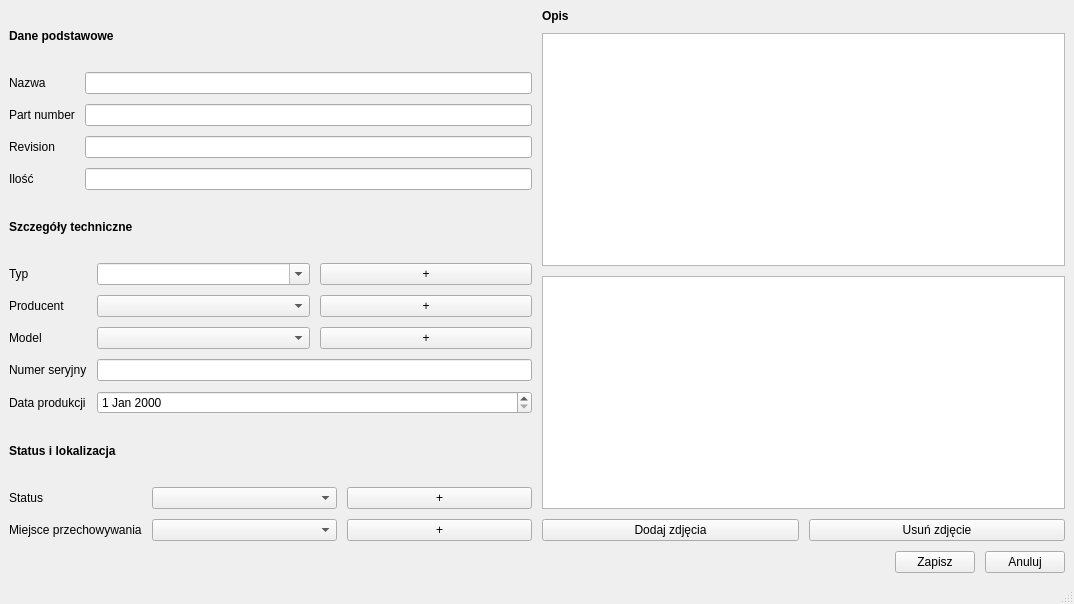
Old version of the form forms/mainwindow.ui in the repository arekbr/Inwentaryzacja.
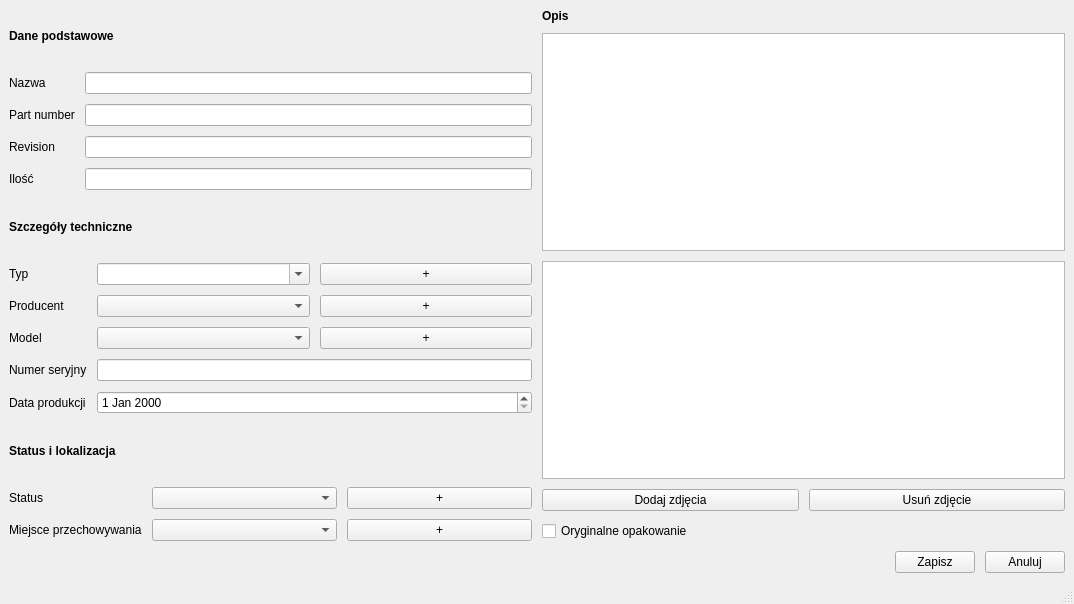
New version of the form.

Commit message: dodanie pola oryginalne pudło i filtrowanie. zmiana struktury bazy i migracja

The edit to the form file:
```diff
--- a/forms/mainwindow.ui
+++ b/forms/mainwindow.ui
@@ -291,6 +291,13 @@
         </item>
        </layout>
       </item>
+      <item>
+       <widget class="QCheckBox" name="New_item_hasOriginalPackaging">
+        <property name="text">
+         <string>Oryginalne opakowanie</string>
+        </property>
+       </widget>
+      </item>
      </layout>
     </item>
     <item row="1" column="0" colspan="2">
```
The commit also changes 15 other files.
